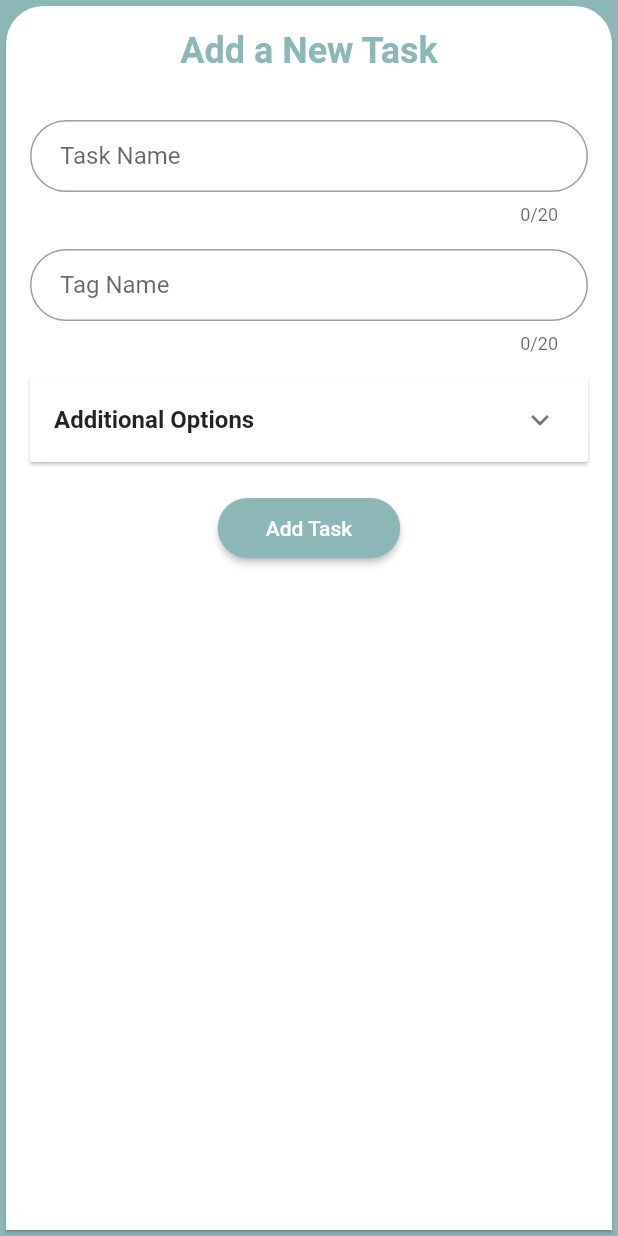
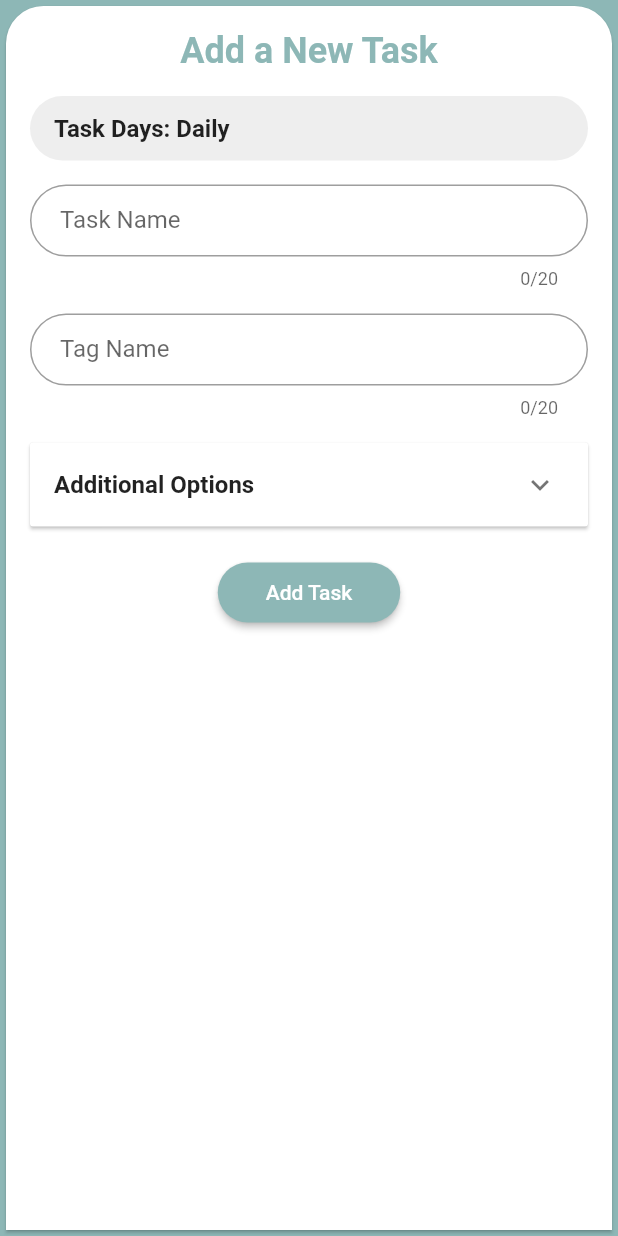
Before and after one commit to roshankern/TaskZoo, a Flutter app: the AddTaskSheet widget shown alone on an empty page, opened directly, on a phone screen of 412 x 824 dp. Run offline on Flutter 3.47's test engine with Material 2 defaults, Android fonts, the phone set to English and light mode, and no system bars; our stand-ins replace flutter_svg, font_awesome_flutter.

Commit message:
Added Selected Option to clearly indicate scheduling options for task days

```diff
--- a/lib/widgets/tasks/AddTask.dart
+++ b/lib/widgets/tasks/AddTask.dart
@@ -23,6 +23,7 @@ class _AddTaskSheetState extends State<AddTaskSheet> {
   bool _weekly = false;
   bool _monthly = false;
   bool _isExpanded = false;
+  String _selectedOption = 'Daily';
 
   @override
   Widget build(BuildContext context) {
@@ -48,7 +49,9 @@ class _AddTaskSheetState extends State<AddTaskSheet> {
                     color: backgroundColor,
                   ),
                 ),
-                const SizedBox(height: 32),
+                const SizedBox(height: 16),
+                _buildSelectedOptionTextBox(),
+                const SizedBox(height: 16),
                 _buildTextField('Task Name', _titleController),
                 const SizedBox(height: 16),
                 _buildTextField('Tag Name', _tagController),
@@ -89,6 +92,24 @@ class _AddTaskSheetState extends State<AddTaskSheet> {
               ],
             ),
           ),
+        ),
+      ),
+    );
+  }
+
+  Widget _buildSelectedOptionTextBox() {
+    return Container(
+      width: double.infinity,
+      padding: const EdgeInsets.symmetric(vertical: 12, horizontal: 16),
+      decoration: BoxDecoration(
+        color: Colors.grey[200],
+        borderRadius: BorderRadius.circular(25),
+      ),
+      child: Text(
+        'Task Days: $_selectedOption',
+        style: TextStyle(
+          fontSize: 16,
+          fontWeight: FontWeight.bold,
         ),
       ),
     );
@@ -158,6 +179,7 @@ class _AddTaskSheetState extends State<AddTaskSheet> {
                             _biDaily = false;
                             _weekly = false;
                             _monthly = false;
+                            _selectedOption = 'Custom';
                           }
                         });
                       },
@@ -175,7 +197,7 @@ class _AddTaskSheetState extends State<AddTaskSheet> {
         opacity: _daysOfWeek.contains(true) || _weekly || _monthly ? 0.5 : 1.0,
         child: SwitchListTile(
           title: const Text(
-            'BiDaily Option:',
+            'Every 2 Days',
             style: TextStyle(fontSize: 16, fontWeight: FontWeight.bold),
           ),
           value: _biDaily,
@@ -188,6 +210,7 @@ class _AddTaskSheetState extends State<AddTaskSheet> {
                       _daysOfWeek.fillRange(0, 7, false);
                       _weekly = false;
                       _monthly = false;
+                      _selectedOption = 'BiDaily';
                     }
                   });
                 },
@@ -204,7 +227,7 @@ class _AddTaskSheetState extends State<AddTaskSheet> {
         opacity: _daysOfWeek.contains(true) || _biDaily || _monthly ? 0.5 : 1.0,
         child: SwitchListTile(
           title: const Text(
-            'Weekly Option:',
+            'Weekly',
             style: TextStyle(fontSize: 16, fontWeight: FontWeight.bold),
           ),
           value: _weekly,
@@ -217,6 +240,7 @@ class _AddTaskSheetState extends State<AddTaskSheet> {
                       _daysOfWeek.fillRange(0, 7, false);
                       _biDaily = false;
                       _monthly = false;
+                      _selectedOption = 'Weekly';
                     }
                   });
                 },
@@ -233,7 +257,7 @@ class _AddTaskSheetState extends State<AddTaskSheet> {
         opacity: _daysOfWeek.contains(true) || _biDaily || _weekly ? 0.5 : 1.0,
         child: SwitchListTile(
           title: const Text(
-            'Monthly Option:',
+            'Monthly',
             style: TextStyle(fontSize: 16, fontWeight: FontWeight.bold),
           ),
           value: _monthly,
@@ -246,6 +270,7 @@ class _AddTaskSheetState extends State<AddTaskSheet> {
                       _daysOfWeek.fillRange(0, 7, false);
                       _biDaily = false;
                       _weekly = false;
+                      _selectedOption = 'Monthly';
                     }
                   });
                 },
```
